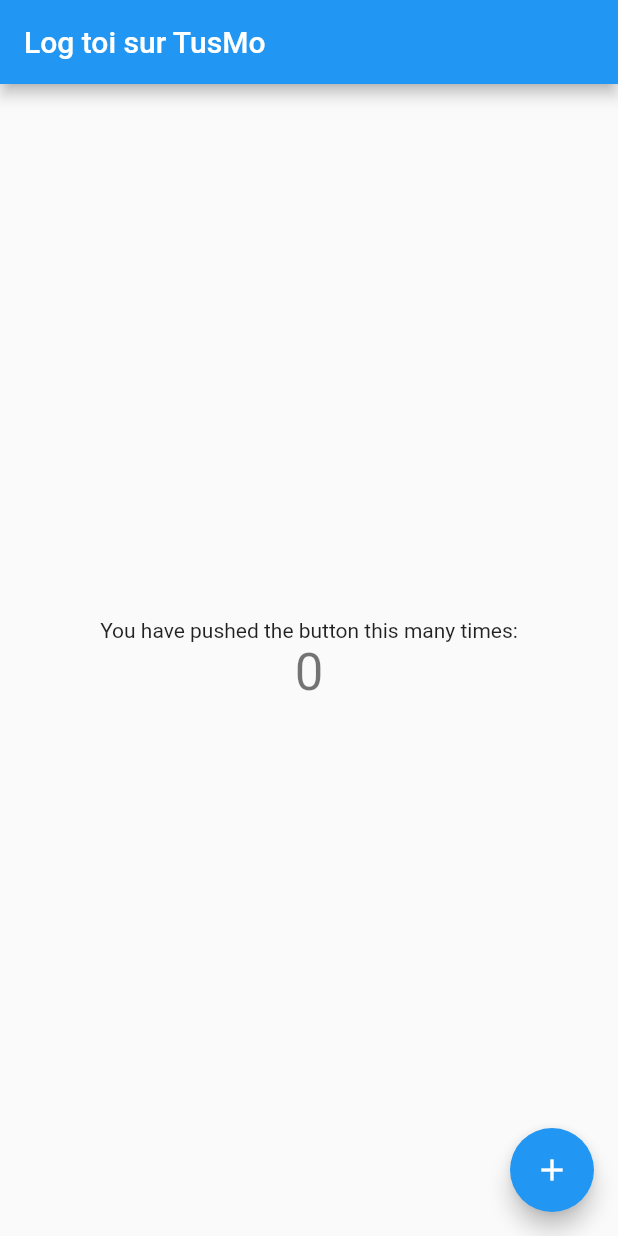
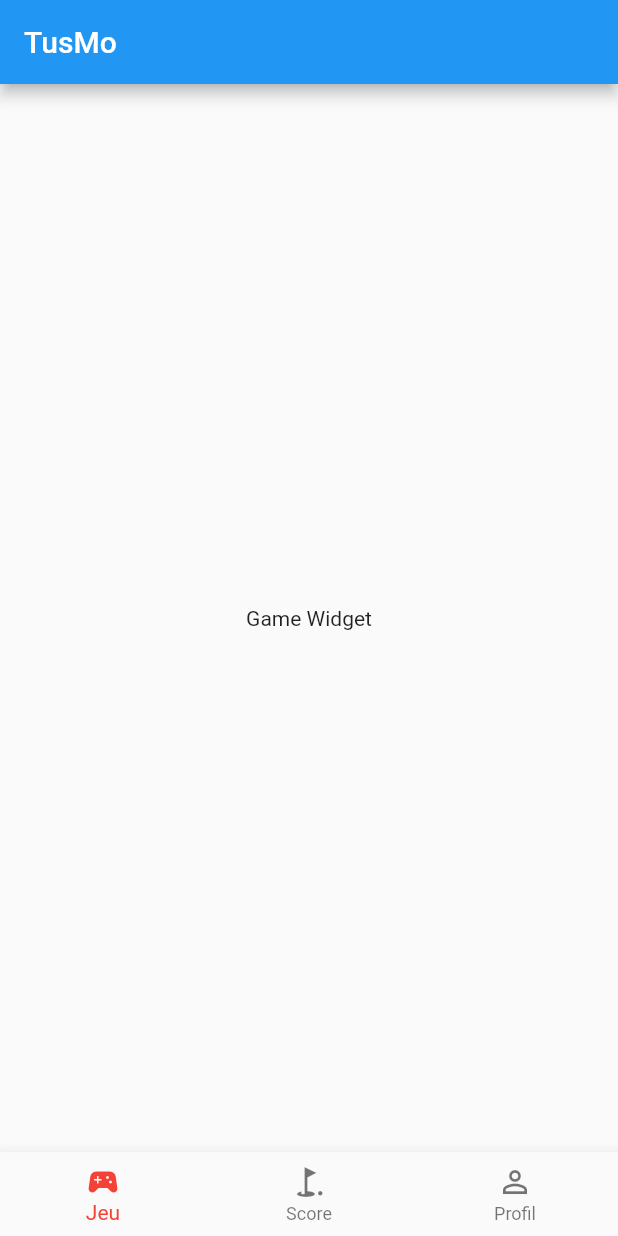
Before and after one commit to FelixLeChat49/flutter_motus_les_bg, a Flutter app: the screen it shows after launch, on a phone screen of 412 x 824 dp. Run offline on Flutter 3.47's test engine with Material 2 defaults, Android fonts, the phone set to English and light mode, and no system bars; our stand-ins replace hive, hive_flutter; accounts and stored records are empty.

Commit message:
structure UI finish

```diff
--- a/lib/ui/my_app.dart
+++ b/lib/ui/my_app.dart
@@ -1,4 +1,5 @@
 import 'package:flutter/material.dart';
+import 'package:flutter_motus/ui/screens/global/main_page.dart';
 import 'package:flutter_motus/ui/screens/login/login.dart';
 
 class MyApp extends StatelessWidget {
@@ -9,10 +10,11 @@ class MyApp extends StatelessWidget {
   Widget build(BuildContext context) {
     return MaterialApp(
       title: 'TusMo des BeauGosses',
+      debugShowCheckedModeBanner: false,
       theme: ThemeData(
         primarySwatch: Colors.blue,
       ),
-      home: const LoginPage(title: 'Log toi sur TusMo'),
+      home: const MainPage(),
     );
   }
 }
--- a/lib/ui/screens/game/game.dart
+++ b/lib/ui/screens/game/game.dart
@@ -0,0 +1,12 @@
+import 'package:flutter/material.dart';
+
+class GamePage extends StatelessWidget {
+  const GamePage({Key? key}) : super(key: key);
+
+  @override
+  Widget build(BuildContext context) {
+    return const Center(
+      child: Text("Game Widget"),
+    );
+  }
+}
--- a/lib/ui/screens/global/main_page.dart
+++ b/lib/ui/screens/global/main_page.dart
@@ -0,0 +1,48 @@
+import 'package:flutter/material.dart';
+import 'package:flutter_motus/ui/screens/game/game.dart';
+import 'package:flutter_motus/ui/screens/profile/profile.dart';
+import 'package:flutter_motus/ui/screens/scores/scores.dart';
+
+class MainPage extends StatefulWidget {
+  const MainPage({Key? key}) : super(key: key);
+
+  @override
+  State<MainPage> createState() => _MainPageState();
+}
+
+class _MainPageState extends State<MainPage> {
+
+  int _index = 0;
+
+  final List<Widget> _widgets = [
+    const GamePage(),
+    const ScoresPage(),
+    const ProfilePage()
+  ];
+
+  void _changePage(int index){
+    setState((){
+      _index = index;
+    });
+  }
+
+  @override
+  Widget build(BuildContext context) {
+    return Scaffold(
+      appBar: AppBar(
+        title: const Text('TusMo'),
+      ),
+      body: _widgets[_index],
+      bottomNavigationBar: BottomNavigationBar(
+        onTap: _changePage,
+        selectedItemColor: Colors.red,
+        currentIndex: _index,
+        items: const [
+          BottomNavigationBarItem(icon: Icon(Icons.sports_esports),label: 'Jeu'),
+          BottomNavigationBarItem(icon: Icon(Icons.golf_course_sharp),label: 'Score'),
+          BottomNavigationBarItem(icon: Icon(Icons.person_outline),label: 'Profil'),
+        ],
+      ),
+    );
+  }
+}
```
Also changed, not shown: lib/main.dart (+17 -15 lines), lib/ui/screens/profile/profile.dart (+12 -0 lines), lib/ui/screens/scores/scores.dart (+12 -0 lines).
